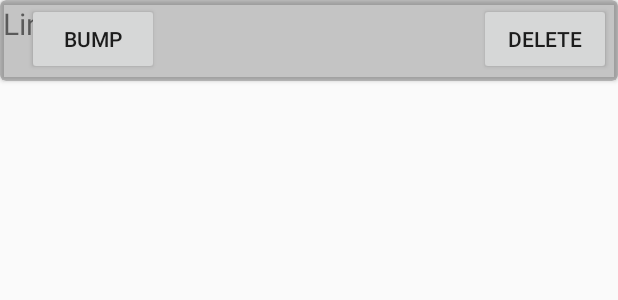
After one commit to Trev32198/schedule_sync_client, an Android app: the layout activity_my_forums.xml on its own in the app's theme, with its tools: preview values and no code run, on a phone screen of 412 x 824 dp. The commit adds this screen. Shown: the top 300 px of the screen. Run offline under Robolectric (Android 15) with nearby library versions, the phone set to English and light mode, and no system bars; network calls fail.

Commit message:
Sprint 4 besides delete

```diff
--- a/app/src/main/java/com/example/myapplication/HomeScreen.java
+++ b/app/src/main/java/com/example/myapplication/HomeScreen.java
@@ -26,7 +26,7 @@ public class HomeScreen extends AppCompatActivity {
 
     @RequiresApi(api = Build.VERSION_CODES.O)
     public void syncCalendars(View view){
-        //Calendar.syncCalendars();
+        startActivity(new Intent(HomeScreen.this, ViewAssignments.class));
     }
 
     public void createZoomScreen(View view){
@@ -44,4 +44,8 @@ public class HomeScreen extends AppCompatActivity {
     public void viewForum(View view){
         startActivity(new Intent(HomeScreen.this, ViewForumList.class ));
     }
+
+    public void myForums(View view) {
+        startActivity(new Intent(HomeScreen.this, MyForums.class));
+    }
 }
--- a/app/src/main/java/com/example/myapplication/ViewForumList.java
+++ b/app/src/main/java/com/example/myapplication/ViewForumList.java
@@ -21,6 +21,7 @@ public class ViewForumList extends AppCompatActivity {
     private RecyclerView mRecyclerView;
     private ForumDataAdapter mAdapter;
     private  RecyclerView.LayoutManager mLayoutManager;
+    static ArrayList<DiscussionThread> forumEvents;
     @RequiresApi(api = Build.VERSION_CODES.KITKAT)
     @Override
     protected void onCreate(Bundle savedInstanceState) {
@@ -31,9 +32,10 @@ public class ViewForumList extends AppCompatActivity {
         setSupportActionBar(toolbar);
 
 
-        ArrayList<DiscussionThread> forumEvents;
+
         ClientCommunicator.getThreads();
         forumEvents = ServerResponseParser.parseDiscussionThreads();
+        forumEvents.add( new DiscussionThread("what", "csc123"));
 
         mRecyclerView = findViewById(R.id.recycler_view);
         mLayoutManager = new LinearLayoutManager(this);
@@ -41,6 +43,8 @@ public class ViewForumList extends AppCompatActivity {
 
         mRecyclerView.setLayoutManager(mLayoutManager);
         mRecyclerView.setAdapter(mAdapter);
+
+
 
         final ArrayList<DiscussionThread> finalForumEvents = forumEvents;
         mAdapter.setOnItemClickListener(new ForumDataAdapter.OnItemClickListener() {
--- /dev/null
+++ b/app/src/main/res/layout/activity_my_forums.xml
@@ -0,0 +1,54 @@
+<?xml version="1.0" encoding="utf-8"?>
+<androidx.cardview.widget.CardView xmlns:android="http://schemas.android.com/apk/res/android"
+    xmlns:app="http://schemas.android.com/apk/res-auto"
+    xmlns:tools="http://schemas.android.com/tools"
+    android:id="@+id/container"
+    android:layout_width="match_parent"
+    android:layout_height="wrap_content"
+    app:cardBackgroundColor="@color/cardview_shadow_start_color"
+    app:cardCornerRadius="4dp"
+    tools:context=".MyForums">
+
+    <RelativeLayout
+        android:layout_width="411dp"
+        android:layout_height="50dp"
+        android:layout_margin="2dp">
+
+        <TextView
+            android:id="@+id/myForumTitle"
+            android:layout_width="217dp"
+            android:layout_height="match_parent"
+            android:layout_alignParentStart="true"
+            android:layout_alignParentLeft="true"
+            android:layout_alignParentBottom="true"
+            android:layout_marginStart="0dp"
+            android:layout_marginLeft="0dp"
+            android:layout_marginBottom="0dp"
+            android:text="Line 1"
+            android:textSize="20sp" />
+
+        <Button
+            android:id="@+id/bumpForum"
+            android:layout_width="wrap_content"
+            android:layout_height="wrap_content"
+            android:layout_marginStart="16dp"
+            android:layout_marginLeft="16dp"
+            android:layout_toEndOf="@+id/forumTitle"
+            android:layout_toRightOf="@+id/forumTitle"
+            android:text="Bump" />
+
+        <Button
+            android:id="@+id/deleteForum"
+            android:layout_width="wrap_content"
+            android:layout_height="wrap_content"
+            android:layout_alignParentEnd="true"
+            android:layout_alignParentRight="true"
+            android:layout_marginStart="42dp"
+            android:layout_marginLeft="42dp"
+            android:layout_marginEnd="6dp"
+            android:layout_marginRight="6dp"
+            android:text="Delete" />
+
+    </RelativeLayout>
+
+</androidx.cardview.widget.CardView>
```
Also changed, not shown: app/src/main/AndroidManifest.xml (+9 -1 lines), app/src/main/java/com/example/myapplication/MyForums.java (added, +50 -0 lines), app/src/main/java/com/example/myapplication/MyForumsDataAdapter.java (added, +72 -0 lines), app/src/main/java/com/example/myapplication/PopSearch.java (+17 -6 lines), app/src/main/res/layout/content_home_screen.xml (+22 -15 lines), app/src/main/res/values/strings.xml (+10 -1 lines).
